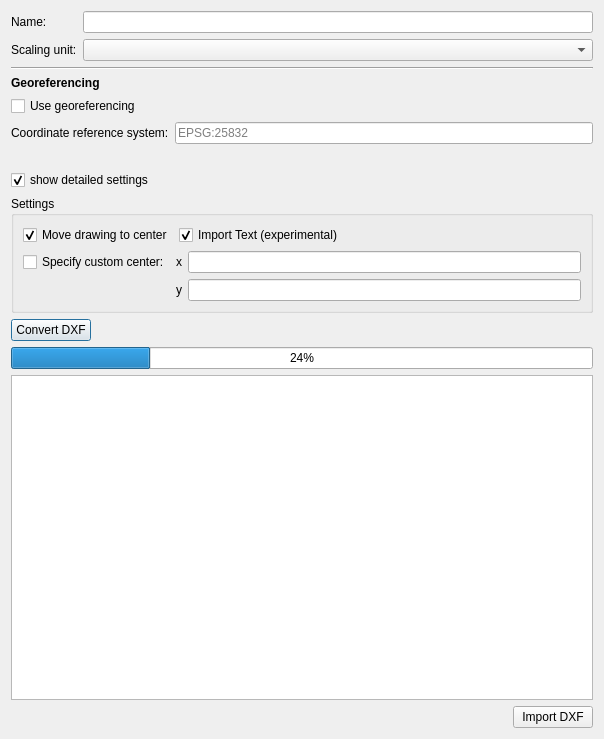
This is externals/DXFImportPlugin/src/ImportDXFDialog.ui in VICUS-Software/DXF-Import-Plugin as Qt 5 draws it before an edit. The edited form follows.
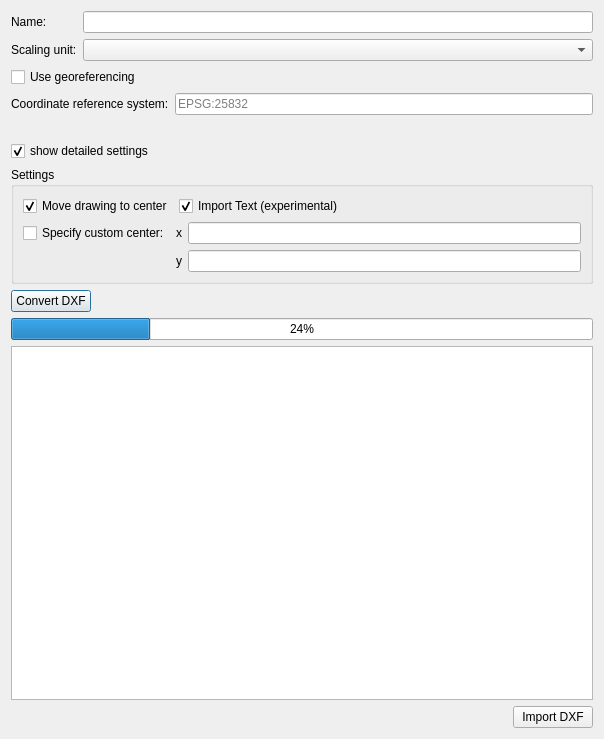
This is the edited form. Custom widgets are drawn as their Qt base class.

Commit message:
drop the separator and heading of the georeferencing section
The checkbox names the section well enough in a dialog this small.

```diff
--- a/externals/DXFImportPlugin/src/ImportDXFDialog.ui
+++ b/externals/DXFImportPlugin/src/ImportDXFDialog.ui
@@ -45,33 +45,14 @@
       <property name="bottomMargin">
        <number>0</number>
       </property>
-      <item row="0" column="0" colspan="2">
-       <widget class="Line" name="lineGeoreferencing">
-        <property name="orientation">
-         <enum>Qt::Horizontal</enum>
-        </property>
-       </widget>
-      </item>
-      <item row="1" column="0" colspan="2">
-       <widget class="QLabel" name="labelGeoreferencing">
-        <property name="font">
-         <font>
-          <bold>true</bold>
-         </font>
-        </property>
-        <property name="text">
-         <string>Georeferencing</string>
-        </property>
-       </widget>
-      </item>
-      <item row="3" column="0">
+      <item row="1" column="0">
        <widget class="QLabel" name="labelCRS">
         <property name="text">
          <string>Coordinate reference system:</string>
         </property>
        </widget>
       </item>
-      <item row="3" column="1">
+      <item row="1" column="1">
        <widget class="QLineEdit" name="lineEditCRS">
         <property name="toolTip">
          <string>Coordinate reference system of the drawing, for example EPSG:25832. Detected automatically from a '.prj' file next to the DXF or from an AcDbGeoData object inside it.</string>
@@ -81,7 +62,7 @@
         </property>
        </widget>
       </item>
-      <item row="2" column="0" colspan="2">
+      <item row="0" column="0" colspan="2">
        <widget class="QCheckBox" name="checkBoxGeoreference">
         <property name="toolTip">
          <string>Places the drawing at its real world position, using the coordinate reference system above.</string>
@@ -91,7 +72,7 @@
         </property>
        </widget>
       </item>
-      <item row="4" column="0" colspan="2">
+      <item row="2" column="0" colspan="2">
        <widget class="QtExt::SmartLabel" name="labelGeoreferenceInfo">
         <property name="text">
          <string/>
```
